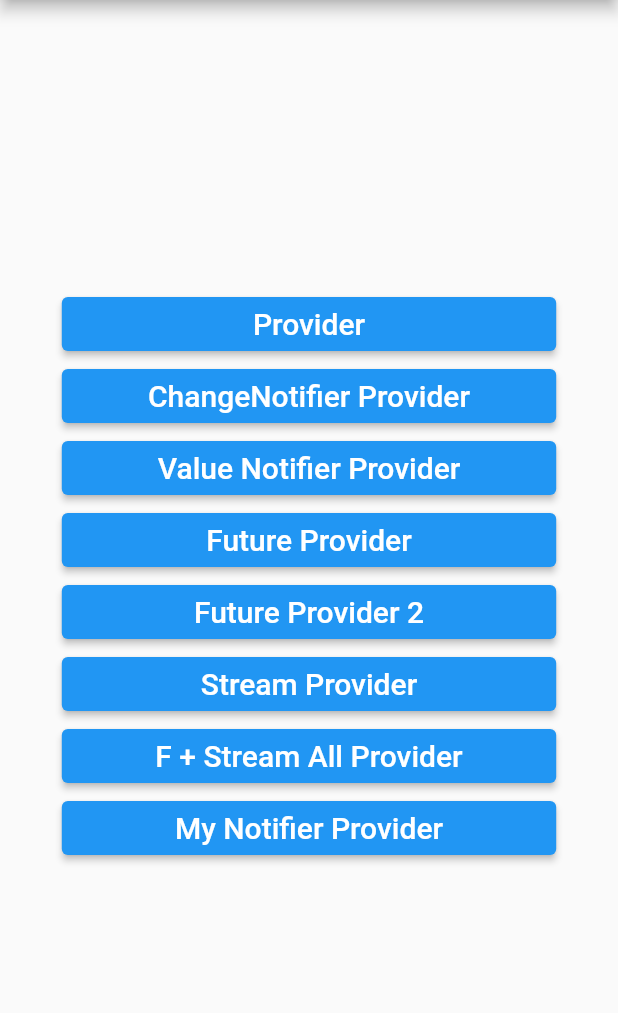
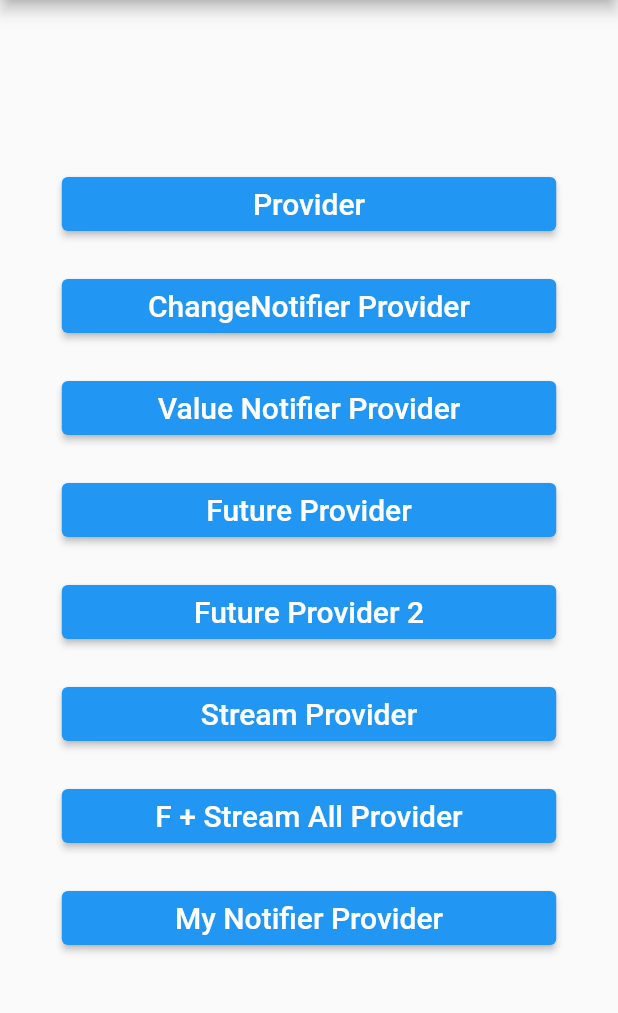
Before and after one commit to poseidonKey/flutter_provider_haveyfran, a Flutter app: the screen it shows after launch, on a phone screen of 412 x 824 dp, the part 84-1097 px from its top. Run offline on Flutter 3.47's test engine with Material 2 defaults, Android fonts, the phone set to English and light mode, and no system bars.

Commit message:
UI 약간 수정

```diff
--- a/lib/main.dart
+++ b/lib/main.dart
@@ -100,6 +100,9 @@ class MyHomePage extends StatelessWidget {
                   style: TextStyle(fontSize: 20),
                 ),
               ),
+              const SizedBox(
+                height: 20,
+              ),
               ElevatedButton(
                 onPressed: () {
                   Navigator.push(context, MaterialPageRoute(builder: (context) {
@@ -110,6 +113,9 @@ class MyHomePage extends StatelessWidget {
                   'ChangeNotifier Provider',
                   style: TextStyle(fontSize: 20),
                 ),
+              ),
+              const SizedBox(
+                height: 20,
               ),
               ElevatedButton(
                 onPressed: () {
@@ -122,6 +128,9 @@ class MyHomePage extends StatelessWidget {
                   style: TextStyle(fontSize: 20),
                 ),
               ),
+              const SizedBox(
+                height: 20,
+              ),
               ElevatedButton(
                 onPressed: () {
                   Navigator.push(context, MaterialPageRoute(builder: (context) {
@@ -132,6 +141,9 @@ class MyHomePage extends StatelessWidget {
                   'Future Provider',
                   style: TextStyle(fontSize: 20),
                 ),
+              ),
+              const SizedBox(
+                height: 20,
               ),
               ElevatedButton(
                 onPressed: () {
@@ -144,6 +156,9 @@ class MyHomePage extends StatelessWidget {
                   style: TextStyle(fontSize: 20),
                 ),
               ),
+              const SizedBox(
+                height: 20,
+              ),
               ElevatedButton(
                 onPressed: () {
                   Navigator.push(context, MaterialPageRoute(builder: (context) {
@@ -154,6 +169,9 @@ class MyHomePage extends StatelessWidget {
                   'Stream Provider',
                   style: TextStyle(fontSize: 20),
                 ),
+              ),
+              const SizedBox(
+                height: 20,
               ),
               ElevatedButton(
                 onPressed: () {
@@ -166,6 +184,9 @@ class MyHomePage extends StatelessWidget {
                   style: TextStyle(fontSize: 20),
                 ),
               ),
+              const SizedBox(
+                height: 20,
+              ),
               ElevatedButton(
                 onPressed: () {
                   Navigator.push(context, MaterialPageRoute(builder: (context) {
@@ -177,6 +198,9 @@ class MyHomePage extends StatelessWidget {
                   style: TextStyle(fontSize: 20),
                 ),
               ),
+              const SizedBox(
+                height: 20,
+              ),
             ],
           ),
         ),
```
Also changed, not shown: pubspec.lock, 1 other file.
